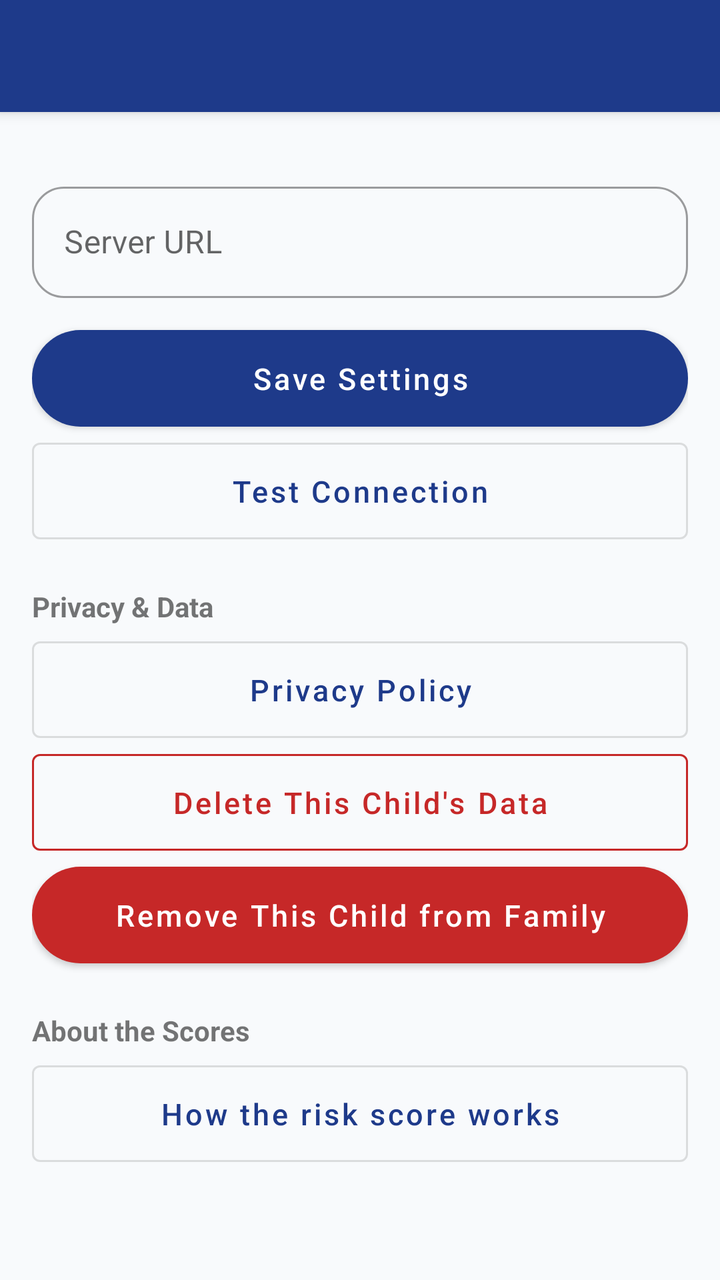
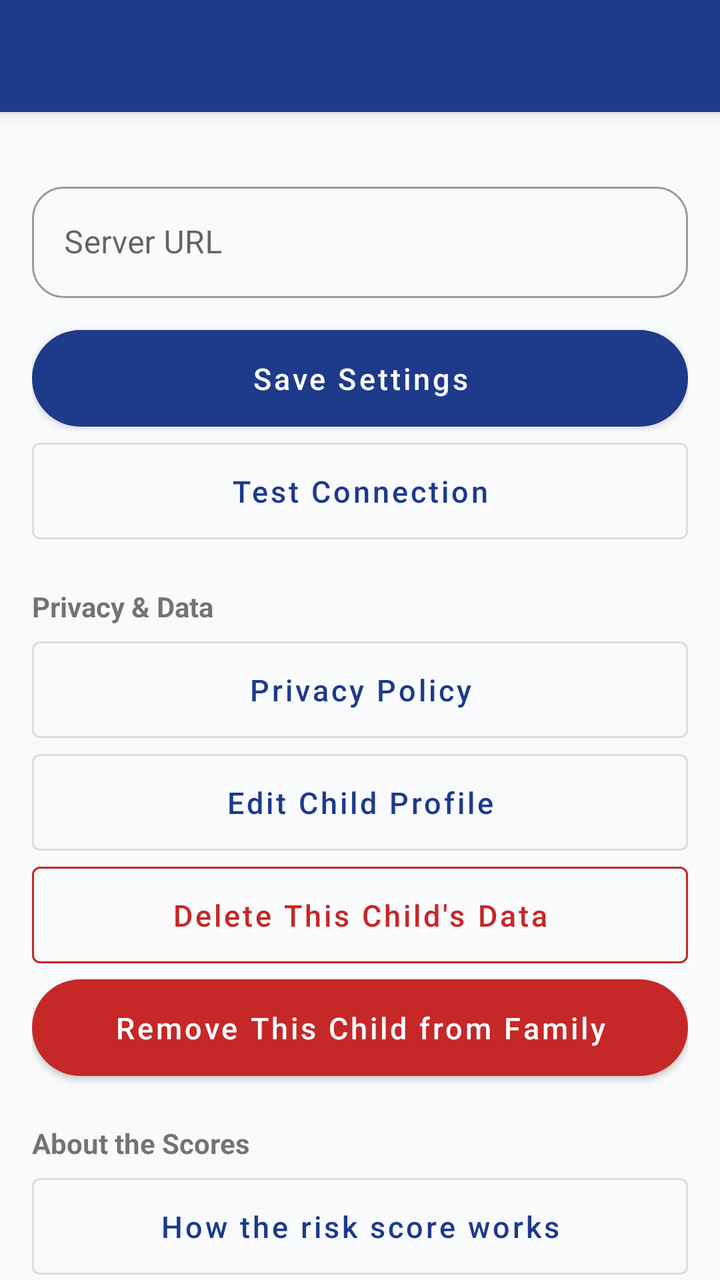

The first picture is an Android layout as it rendered before a commit; the second is the same layout after the commit. The layout source and the unified diff follow.
<!-- AndroidManifest.xml: activity theme Theme.ParentApp.NoActionBar -->
<!-- res/layout/activity_settings.xml -->
<?xml version="1.0" encoding="utf-8"?>
<androidx.coordinatorlayout.widget.CoordinatorLayout
    xmlns:android="http://schemas.android.com/apk/res/android"
    xmlns:app="http://schemas.android.com/apk/res-auto"
    android:layout_width="match_parent"
    android:layout_height="match_parent">

    <com.google.android.material.appbar.AppBarLayout
        android:layout_width="match_parent"
        android:layout_height="wrap_content">
        <androidx.appcompat.widget.Toolbar
            android:id="@+id/toolbar"
            android:layout_width="match_parent"
            android:layout_height="?attr/actionBarSize"
            android:background="?attr/colorPrimary"
            android:theme="@style/Theme.ParentApp.AppBarOverlay"
            app:popupTheme="@style/Theme.ParentApp.PopupOverlay" />
    </com.google.android.material.appbar.AppBarLayout>

    <androidx.core.widget.NestedScrollView
        android:layout_width="match_parent"
        android:layout_height="match_parent"
        app:layout_behavior="@string/appbar_scrolling_view_behavior">

    <LinearLayout
        android:layout_width="match_parent"
        android:layout_height="wrap_content"
        android:orientation="vertical"
        android:padding="16dp">

        <com.google.android.material.textfield.TextInputLayout
            android:layout_width="match_parent"
            android:layout_height="wrap_content"
            android:layout_marginTop="16dp"
            android:hint="Server URL"
            style="@style/Widget.MaterialComponents.TextInputLayout.OutlinedBox">
            <com.google.android.material.textfield.TextInputEditText
                android:id="@+id/etServerUrl"
                android:layout_width="match_parent"
                android:layout_height="wrap_content"
                android:inputType="textUri" />
        </com.google.android.material.textfield.TextInputLayout>

        <com.google.android.material.button.MaterialButton
            android:id="@+id/btnSave"
            android:layout_width="match_parent"
            android:layout_height="wrap_content"
            android:layout_marginTop="16dp"
            android:paddingTop="14dp"
            android:paddingBottom="14dp"
            android:insetTop="0dp"
            android:insetBottom="0dp"
            android:text="Save Settings" />

        <com.google.android.material.button.MaterialButton
            android:id="@+id/btnTestConnection"
            android:layout_width="match_parent"
            android:layout_height="wrap_content"
            android:layout_marginTop="8dp"
            android:paddingTop="14dp"
            android:paddingBottom="14dp"
            android:insetTop="0dp"
            android:insetBottom="0dp"
            android:text="Test Connection"
            style="@style/Widget.MaterialComponents.Button.OutlinedButton" />


        
        <TextView
            android:layout_width="wrap_content"
            android:layout_height="wrap_content"
            android:layout_marginTop="24dp"
            android:text="Privacy &amp; Data"
            android:textStyle="bold"
            android:textSize="14sp" />

        <com.google.android.material.button.MaterialButton
            android:id="@+id/btnPrivacyPolicy"
            android:layout_width="match_parent"
            android:layout_height="wrap_content"
            android:layout_marginTop="8dp"
            android:paddingTop="14dp"
            android:paddingBottom="14dp"
            android:insetTop="0dp"
            android:insetBottom="0dp"
            android:text="Privacy Policy"
            style="@style/Widget.MaterialComponents.Button.OutlinedButton" />

        <com.google.android.material.button.MaterialButton
            android:id="@+id/btnDeleteChildData"
            android:layout_width="match_parent"
            android:layout_height="wrap_content"
            android:layout_marginTop="8dp"
            android:paddingTop="14dp"
            android:paddingBottom="14dp"
            android:insetTop="0dp"
            android:insetBottom="0dp"
            android:text="Delete This Child's Data"
            android:textColor="#C62828"
            app:strokeColor="#C62828"
            style="@style/Widget.MaterialComponents.Button.OutlinedButton" />

        <com.google.android.material.button.MaterialButton
            android:id="@+id/btnRemoveChild"
            android:layout_width="match_parent"
            android:layout_height="wrap_content"
            android:layout_marginTop="8dp"
            android:paddingTop="14dp"
            android:paddingBottom="14dp"
            android:insetTop="0dp"
            android:insetBottom="0dp"
            android:text="Remove This Child from Family"
            app:backgroundTint="#C62828" />

        
        <TextView
            android:layout_width="wrap_content"
            android:layout_height="wrap_content"
            android:layout_marginTop="24dp"
            android:text="About the Scores"
            android:textStyle="bold"
            android:textSize="14sp" />

        <com.google.android.material.button.MaterialButton
            android:id="@+id/btnAboutModel"
            android:layout_width="match_parent"
            android:layout_height="wrap_content"
            android:layout_marginTop="8dp"
            android:paddingTop="14dp"
            android:paddingBottom="14dp"
            android:insetTop="0dp"
            android:insetBottom="0dp"
            android:text="How the risk score works"
            style="@style/Widget.MaterialComponents.Button.OutlinedButton" />

    </LinearLayout>

    </androidx.core.widget.NestedScrollView>

</androidx.coordinatorlayout.widget.CoordinatorLayout>
<!-- resources referenced by this layout -->
<resources>
  <style name="Theme.ParentApp.AppBarOverlay" parent="ThemeOverlay.AppCompat.Dark.ActionBar" />
  <style name="Theme.ParentApp.PopupOverlay" parent="ThemeOverlay.AppCompat.Light" />
  <style name="Theme.ParentApp.NoActionBar" parent="Theme.ParentApp" />
  <style name="Theme.ParentApp" parent="Theme.MaterialComponents.Light.NoActionBar">
          <item name="colorPrimary">@color/colorPrimary</item>
          <item name="colorPrimaryVariant">@color/colorPrimaryVariant</item>
          <item name="colorOnPrimary">@color/colorOnPrimary</item>
          <item name="colorSecondary">@color/colorSecondary</item>
          <item name="colorSecondaryVariant">@color/colorSecondary</item>
          <item name="colorOnSecondary">@color/colorOnSecondary</item>
          <item name="android:colorBackground">@color/colorBackground</item>
          <item name="android:windowBackground">@color/colorBackground</item>
          <item name="android:statusBarColor">@color/colorPrimary</item>
          <item name="android:navigationBarColor">@color/colorBackground</item>
          <item name="android:windowLightStatusBar" tools:targetApi="m">false</item>
          <item name="android:windowLightNavigationBar" tools:targetApi="o_mr1">true</item>
          <item name="materialCardViewStyle">@style/Widget.App.Card</item>
          <item name="materialButtonStyle">@style/Widget.App.Button</item>
          <item name="textInputStyle">@style/Widget.App.TextInputLayout</item>
          <item name="android:fontFamily">sans-serif</item>
      </style>
  <color name="colorPrimary">#1E3A8A</color>
  <color name="colorPrimaryVariant">#3B5BDB</color>
  <color name="colorOnPrimary">#FFFFFF</color>
  <color name="colorSecondary">#F59E0B</color>
  <color name="colorOnSecondary">#FFFFFF</color>
  <color name="colorBackground">#F8FAFC</color>
  <style name="Widget.App.Card" parent="Widget.MaterialComponents.CardView">
          <item name="cardCornerRadius">20dp</item>
          <item name="cardElevation">0dp</item>
          <item name="cardBackgroundColor">@color/colorSurface</item>
          <item name="strokeColor">@color/cardStroke</item>
          <item name="strokeWidth">1dp</item>
          <item name="contentPadding">20dp</item>
      </style>
  <style name="Widget.App.Button" parent="Widget.MaterialComponents.Button">
          <item name="cornerRadius">28dp</item>
          <item name="android:textAllCaps">false</item>
          <item name="android:textSize">15sp</item>
          <item name="android:fontFamily">sans-serif-medium</item>
          <item name="android:paddingTop">10dp</item>
          <item name="android:paddingBottom">10dp</item>
          <item name="android:paddingStart">24dp</item>
          <item name="android:paddingEnd">24dp</item>
          
          <item name="android:insetTop">0dp</item>
          <item name="android:insetBottom">0dp</item>
          <item name="backgroundTint">@color/colorPrimary</item>
          
          <item name="android:textColor">@color/colorOnPrimary</item>
          <item name="iconTint">@color/colorOnPrimary</item>
          <item name="rippleColor">#33FFFFFF</item>
      </style>
  <style name="Widget.App.TextInputLayout" parent="Widget.MaterialComponents.TextInputLayout.OutlinedBox">
          <item name="boxCornerRadiusTopStart">16dp</item>
          <item name="boxCornerRadiusTopEnd">16dp</item>
          <item name="boxCornerRadiusBottomStart">16dp</item>
          <item name="boxCornerRadiusBottomEnd">16dp</item>
          <item name="boxStrokeColor">@color/colorPrimary</item>
          <item name="hintTextColor">@color/colorPrimary</item>
      </style>
  <color name="colorSurface">#FFFFFF</color>
  <color name="cardStroke">#E2E8F0</color>
</resources>

<!-- the commit's change to res/layout/activity_settings.xml (unified diff, before → after) -->
@@ -87,6 +87,18 @@
             style="@style/Widget.MaterialComponents.Button.OutlinedButton" />
 
         <com.google.android.material.button.MaterialButton
+            android:id="@+id/btnEditChild"
+            android:layout_width="match_parent"
+            android:layout_height="wrap_content"
+            android:layout_marginTop="8dp"
+            android:paddingTop="14dp"
+            android:paddingBottom="14dp"
+            android:insetTop="0dp"
+            android:insetBottom="0dp"
+            android:text="Edit Child Profile"
+            style="@style/Widget.MaterialComponents.Button.OutlinedButton" />
+
+        <com.google.android.material.button.MaterialButton
             android:id="@+id/btnDeleteChildData"
             android:layout_width="match_parent"
             android:layout_height="wrap_content"
